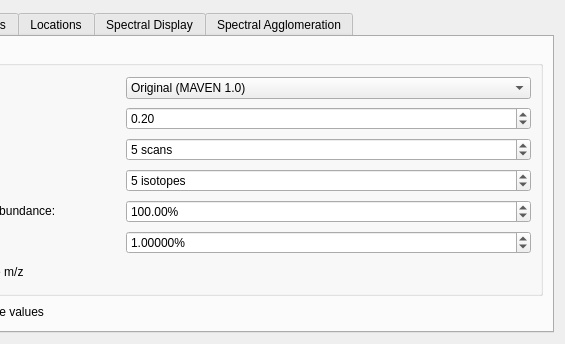
Above: src/maven/forms/settingsform.ui from eugenemel/maven before the change; both pictures show x 529 to 1094 and y 0 to 344 of the 1094 by 344 pixel window. Below: the same form after it.
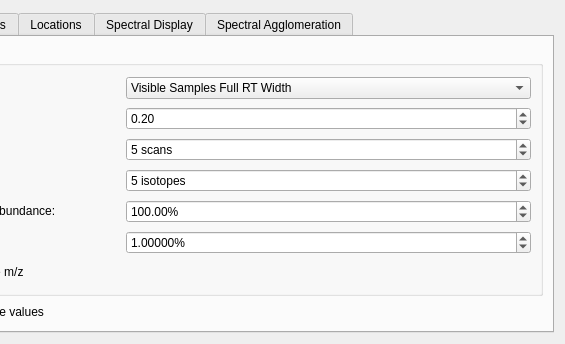
That is the form after the change. The open tabs and pages were chosen to show the change. Icons and pictures are not drawn.

Commit message: Issue 805: Created menu item for new isotopic extraction algorithm.

The edit to the form file:
```diff
--- a/src/maven/forms/settingsform.ui
+++ b/src/maven/forms/settingsform.ui
@@ -716,6 +716,11 @@
           </item>
           <item row="0" column="1">
            <widget class="QComboBox" name="cmbIsotopicExtractionAlgorithm">
+            <item>
+             <property name="text">
+              <string>Visible Samples Full RT Width</string>
+             </property>
+            </item>
             <item>
              <property name="text">
               <string>Original (MAVEN 1.0)</string>
```
